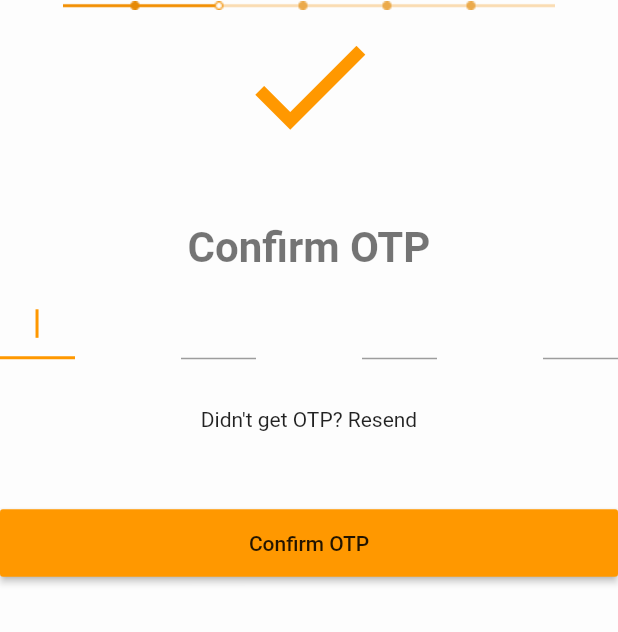
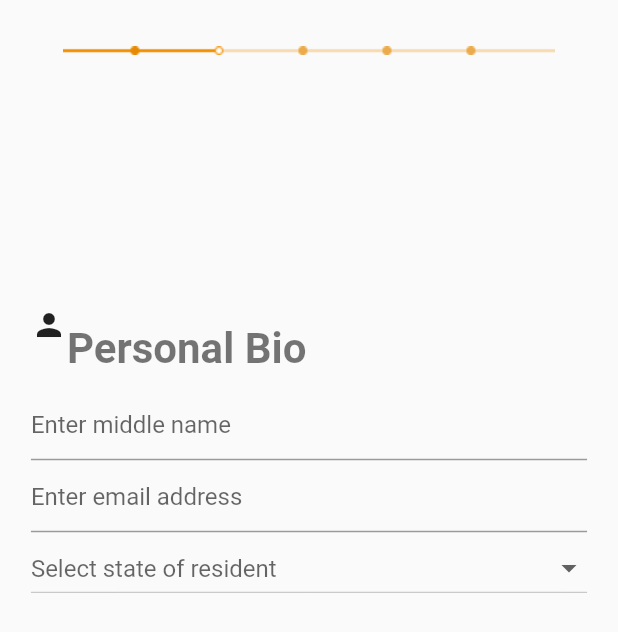
Before and after one commit to Olaitan12/penaid-mobile, a Flutter app: the OTPForm widget shown alone on an empty page, opened directly, after a tap on "Confirm OTP", on a phone screen of 412 x 824 dp. Shown: the top 632 px of the screen. Run offline on Flutter 3.47's test engine with Material 2 defaults, Android fonts, the light colour scheme and no system bars; our stand-ins replace splashscreen.

Commit message:
Onboarding personal info form init

```diff
--- a/lib/app-widgets/bottom-sheet/signup-choice.dart
+++ b/lib/app-widgets/bottom-sheet/signup-choice.dart
@@ -1,7 +1,7 @@
 import 'package:flutter/material.dart';
 import 'package:penaid/app-widgets/buttons.dart';
 import 'package:penaid/notifiers/onboarding-progress.dart';
-import 'package:penaid/screen/onboarding/index.dart';
+import 'package:penaid/screen/onboarding/step-one.dart';
 import 'package:provider/provider.dart';
 
 class SignupChoiceSheet extends StatefulWidget {
@@ -31,7 +31,7 @@ class _SignupChoiceSheet extends State<SignupChoiceSheet> {
                   builder: (context) =>
                       ChangeNotifierProvider<OnboardingProgressNotifier>(
                     create: (context) => OnboardingProgressNotifier(),
-                    builder: (context, child) => OnboardingIndexScreen(),
+                    builder: (context, child) => OnboardingStepOneScreen(),
                   ),
                 ),
               );
--- /dev/null
+++ b/lib/app-widgets/pregress-indicator.dart
@@ -0,0 +1,20 @@
+import 'package:flutter/material.dart';
+
+class OnboardProgress extends StatelessWidget {
+  final String imageName;
+  final double marginTop;
+  final double marginBottom;
+
+  OnboardProgress(this.imageName, {Key key, this.marginBottom, this.marginTop})
+      : super(key: key);
+
+  Widget build(BuildContext context) {
+    return Container(
+      margin: EdgeInsets.only(
+        bottom: marginBottom ?? MediaQuery.of(context).size.height / 6,
+        top: marginTop ?? 30,
+      ),
+      child: Image.asset("assets/images/$imageName"),
+    );
+  }
+}
--- a/lib/forms/confirm-otp.dart
+++ b/lib/forms/confirm-otp.dart
@@ -1,5 +1,6 @@
 import 'package:flutter/material.dart';
 import 'package:penaid/app-widgets/buttons.dart';
+import 'package:penaid/screen/onboarding/step-two.dart';
 
 class OTPForm extends StatefulWidget {
   _OTPForm createState() => _OTPForm();
@@ -11,14 +12,8 @@ class _OTPForm extends State<OTPForm> {
   final nodeThree = FocusNode();
   final nodeFour = FocusNode();
   Widget build(BuildContext context) {
-    return Container(
-      color: Colors.white54,
-      width: MediaQuery.of(context).size.width,
-      // height: MediaQuery.of(context).size.height,
-      child: ListView(
-        // mainAxisAlignment: MainAxisAlignment.center,
+    return Column(
       children: <Widget>[
-          Image.asset("assets/images/progress-step-two.png"),
         Container(
           child: Icon(
             Icons.check,
@@ -136,10 +131,12 @@ class _OTPForm extends State<OTPForm> {
         AppButton(
           text: "Confirm OTP",
           marginTop: 20,
-            onPressed: () {},
+          onPressed: () {
+            Navigator.push(context,
+                MaterialPageRoute(builder: (context) => OnboardingStepTwo()));
+          },
         ),
       ],
-      ),
     );
   }
 }
--- /dev/null
+++ b/lib/forms/personal-information.dart
@@ -0,0 +1,40 @@
+import 'package:flutter/material.dart';
+
+class PersonalInfoForm extends StatefulWidget {
+  final PageController pageController;
+  PersonalInfoForm(this.pageController);
+  _PersonalInfoForm createState() => _PersonalInfoForm();
+}
+
+class _PersonalInfoForm extends State<PersonalInfoForm> {
+  Widget build(BuildContext context) {
+    return Container(
+        child: ListView(
+      children: <Widget>[
+        Row(children: [
+          Icon(Icons.person),
+          Text("Personal Bio", style: Theme.of(context).textTheme.headline2)
+        ]),
+        TextFormField(
+          controller: null,
+          decoration: InputDecoration(hintText: "Enter middle name"),
+        ),
+        TextFormField(
+          controller: null,
+          decoration: InputDecoration(hintText: "Enter email address"),
+        ),
+        DropdownButton(
+          hint: Text("Select state of resident"),
+          onChanged: (x) {},
+          isExpanded: true,
+          items: [
+            DropdownMenuItem(
+              child: Text("Lagos"),
+              value: "lagos",
+            )
+          ],
+        )
+      ],
+    ));
+  }
+}
--- /dev/null
+++ b/lib/screen/onboarding/step-two.dart
@@ -0,0 +1,26 @@
+import 'package:flutter/material.dart';
+import 'package:penaid/app-widgets/pregress-indicator.dart';
+import 'package:penaid/forms/personal-information.dart';
+
+class OnboardingStepTwo extends StatelessWidget {
+  final PageController _pageController =
+      PageController(initialPage: 0, viewportFraction: .9, keepPage: true);
+  Widget build(BuildContext context) {
+    return Scaffold(
+      body: ListView(
+        children: <Widget>[
+          OnboardProgress("progress-step-two.png"),
+          Container(
+            height: MediaQuery.of(context).size.height,
+            child: PageView(
+              pageSnapping: true,
+              scrollDirection: Axis.horizontal,
+              controller: _pageController,
+              children: <Widget>[PersonalInfoForm(_pageController)],
+            ),
+          ),
+        ],
+      ),
+    );
+  }
+}
```
Also changed, not shown: lib/forms/bvn.dart (+2 -7 lines), lib/screen/onboarding/index.dart (deleted, +0 -43 lines), lib/screen/onboarding/step-one.dart (+39 -0 lines), lib/screen/onboarding/step-three.dart (added, +30 -0 lines), assets/images/2.0/Onboarding-1.png (deleted), assets/images/3.0/Onboarding-1.png (deleted), 1 other file. Lines whose indentation alone changed are shown as unchanged.
